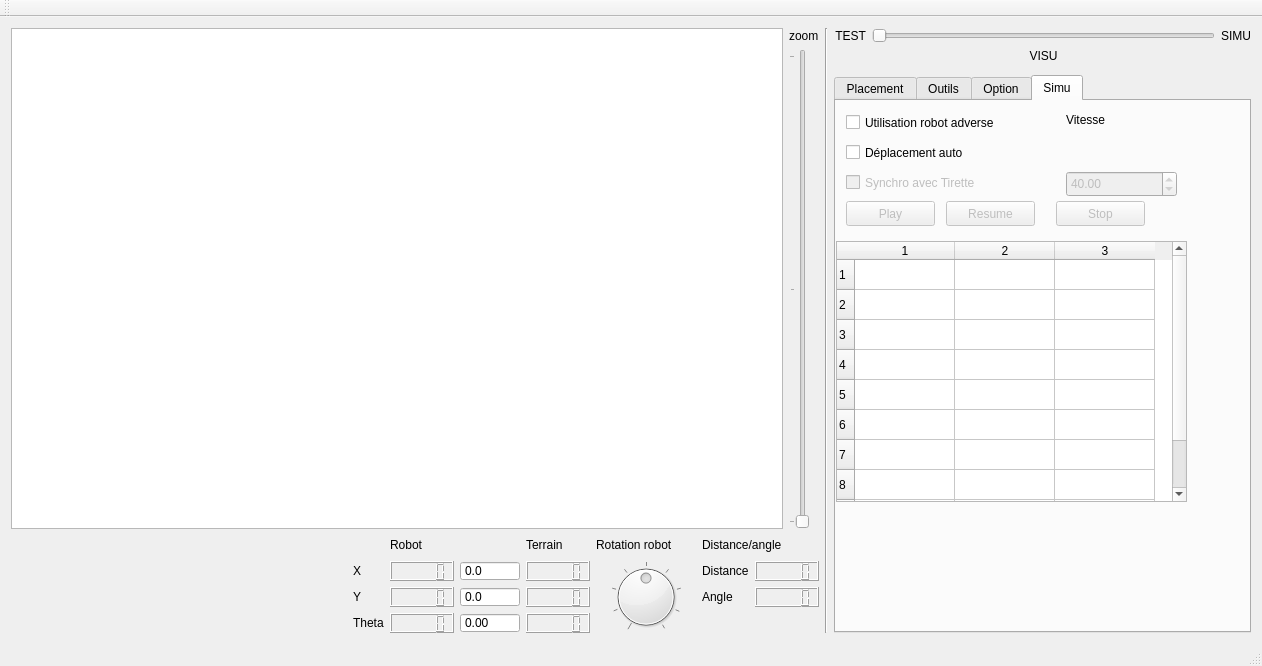
Qt form PluginModules/SimuBot/ihm_SimuBot.ui (CRLG/LABOTBOX) before a commit.
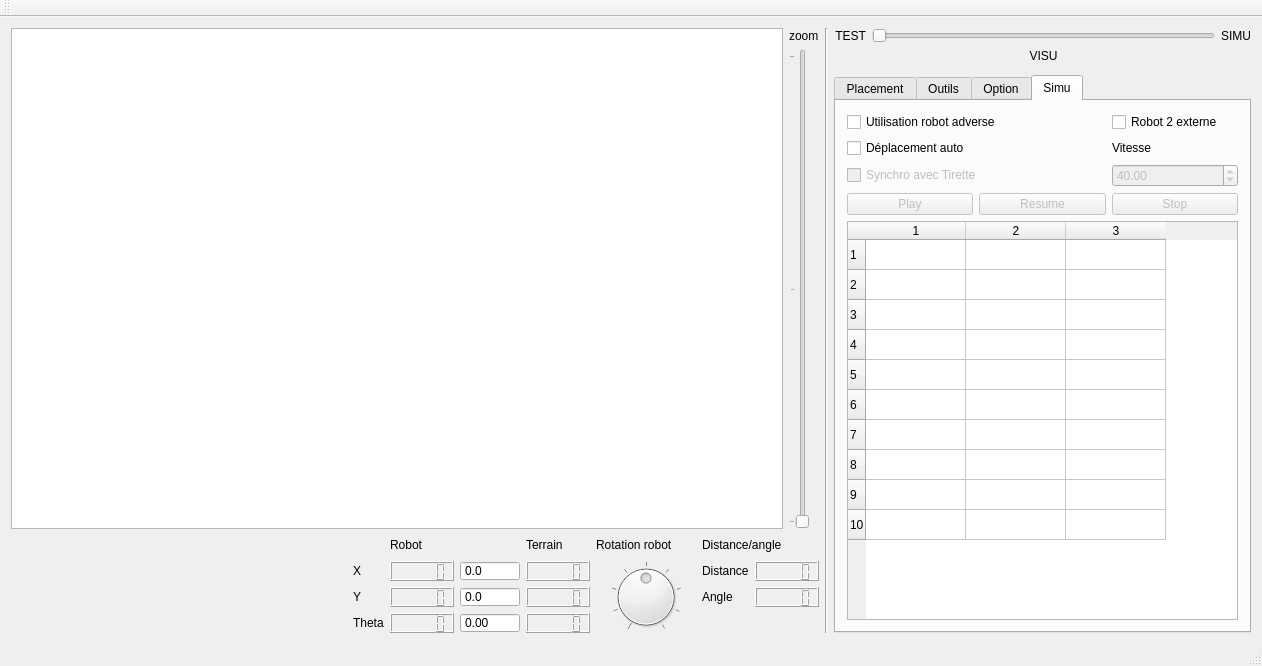
The same form after that commit. The open tabs and pages were chosen to show the change.

Commit message: #54 [CSimuBot] Transfert des fonctions external controler pour le 2eme robot dans SimuBot

Patch:
```diff
--- a/PluginModules/SimuBot/ihm_SimuBot.ui
+++ b/PluginModules/SimuBot/ihm_SimuBot.ui
@@ -1293,154 +1293,109 @@
        <attribute name="title">
         <string>Simu</string>
        </attribute>
-       <widget class="QTableWidget" name="tableWidget">
-        <property name="geometry">
-         <rect>
-          <x>0</x>
-          <y>140</y>
-          <width>351</width>
-          <height>261</height>
-         </rect>
-        </property>
-        <property name="rowCount">
-         <number>10</number>
-        </property>
-        <property name="columnCount">
-         <number>3</number>
-        </property>
-        <row/>
-        <row/>
-        <row/>
-        <row/>
-        <row/>
-        <row/>
-        <row/>
-        <row/>
-        <row/>
-        <row/>
-        <column/>
-        <column/>
-        <column/>
-       </widget>
+       <layout class="QGridLayout" name="gridLayout_5">
+        <item row="0" column="0" colspan="2">
        <widget class="QCheckBox" name="chkBox_enableOther">
-        <property name="geometry">
-         <rect>
-          <x>10</x>
-          <y>10</y>
-          <width>191</width>
-          <height>23</height>
-         </rect>
-        </property>
         <property name="text">
          <string>Utilisation robot adverse</string>
         </property>
        </widget>
+        </item>
+        <item row="0" column="2">
+         <widget class="QCheckBox" name="active_external_robot2">
+          <property name="text">
+           <string>Robot 2 externe</string>
+          </property>
+         </widget>
+        </item>
+        <item row="1" column="0" colspan="2">
        <widget class="QCheckBox" name="chkBox_enableMoveOther">
-        <property name="geometry">
-         <rect>
-          <x>10</x>
-          <y>40</y>
-          <width>191</width>
-          <height>23</height>
-         </rect>
-        </property>
         <property name="text">
          <string>Déplacement auto</string>
         </property>
        </widget>
+        </item>
+        <item row="1" column="2">
+         <widget class="QLabel" name="label_22">
+          <property name="text">
+           <string>Vitesse</string>
+          </property>
+         </widget>
+        </item>
+        <item row="2" column="0" colspan="2">
+         <widget class="QCheckBox" name="chkBox_syncMeanBot">
+          <property name="enabled">
+           <bool>false</bool>
+          </property>
+          <property name="text">
+           <string>Synchro avec Tirette</string>
+          </property>
+         </widget>
+        </item>
+        <item row="2" column="2">
        <widget class="QDoubleSpinBox" name="doubleSpinBox_speed">
         <property name="enabled">
          <bool>false</bool>
         </property>
-        <property name="geometry">
-         <rect>
-          <x>230</x>
-          <y>70</y>
-          <width>111</width>
-          <height>26</height>
-         </rect>
-        </property>
         <property name="value">
          <double>40.000000000000000</double>
         </property>
        </widget>
-       <widget class="QLabel" name="label_22">
-        <property name="geometry">
-         <rect>
-          <x>230</x>
-          <y>10</y>
-          <width>67</width>
-          <height>17</height>
-         </rect>
-        </property>
-        <property name="text">
-         <string>Vitesse</string>
-        </property>
-       </widget>
+        </item>
+        <item row="3" column="0">
        <widget class="QPushButton" name="pB_playOther">
         <property name="enabled">
          <bool>false</bool>
         </property>
-        <property name="geometry">
-         <rect>
-          <x>10</x>
-          <y>100</y>
-          <width>89</width>
-          <height>25</height>
-         </rect>
-        </property>
         <property name="text">
          <string>Play</string>
         </property>
        </widget>
+        </item>
+        <item row="3" column="1">
        <widget class="QPushButton" name="pB_resumeOther">
         <property name="enabled">
          <bool>false</bool>
         </property>
-        <property name="geometry">
-         <rect>
-          <x>110</x>
-          <y>100</y>
-          <width>89</width>
-          <height>25</height>
-         </rect>
-        </property>
         <property name="text">
          <string>Resume</string>
         </property>
        </widget>
+        </item>
+        <item row="3" column="2">
        <widget class="QPushButton" name="pB_stopOther">
         <property name="enabled">
          <bool>false</bool>
         </property>
-        <property name="geometry">
-         <rect>
-          <x>220</x>
-          <y>100</y>
-          <width>89</width>
-          <height>25</height>
-         </rect>
-        </property>
         <property name="text">
          <string>Stop</string>
         </property>
        </widget>
-       <widget class="QCheckBox" name="chkBox_syncMeanBot">
-        <property name="enabled">
-         <bool>false</bool>
-        </property>
-        <property name="geometry">
-         <rect>
-          <x>10</x>
-          <y>70</y>
-          <width>201</width>
-          <height>23</height>
-         </rect>
-        </property>
-        <property name="text">
-         <string>Synchro avec Tirette</string>
-        </property>
-       </widget>
+        </item>
+        <item row="4" column="0" colspan="3">
+         <widget class="QTableWidget" name="tableWidget">
+          <property name="rowCount">
+           <number>10</number>
+          </property>
+          <property name="columnCount">
+           <number>3</number>
+          </property>
+          <row/>
+          <row/>
+          <row/>
+          <row/>
+          <row/>
+          <row/>
+          <row/>
+          <row/>
+          <row/>
+          <row/>
+          <column/>
+          <column/>
+          <column/>
+         </widget>
+        </item>
+       </layout>
       </widget>
      </widget>
     </item>
```
Lines whose indentation alone changed are shown as unchanged. The commit also changes 2 other files.
